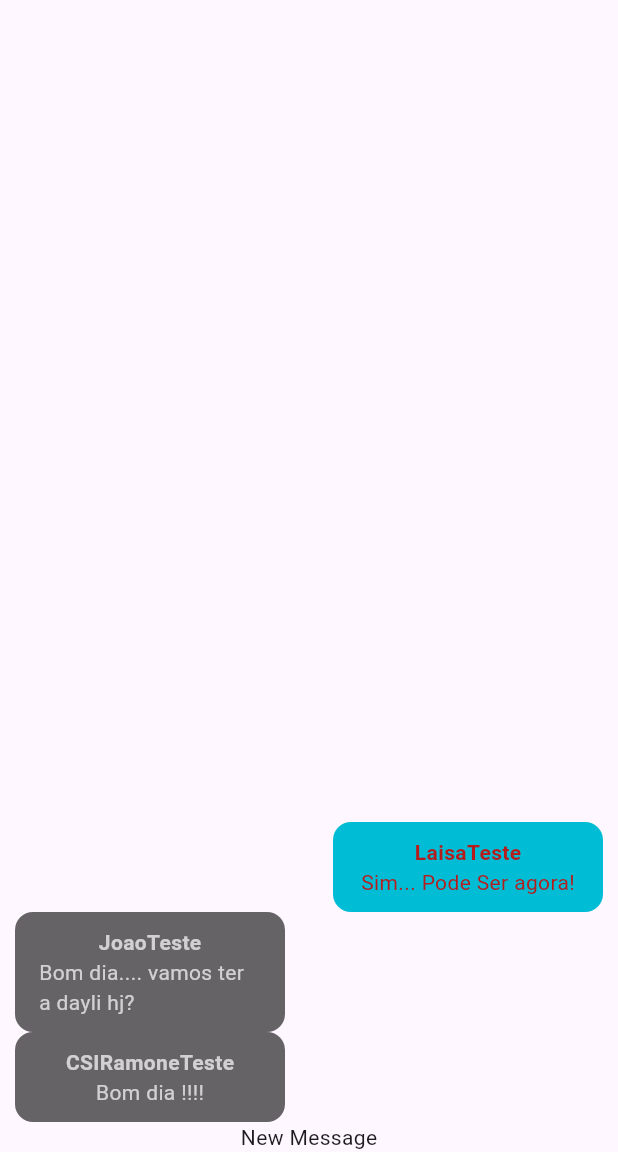
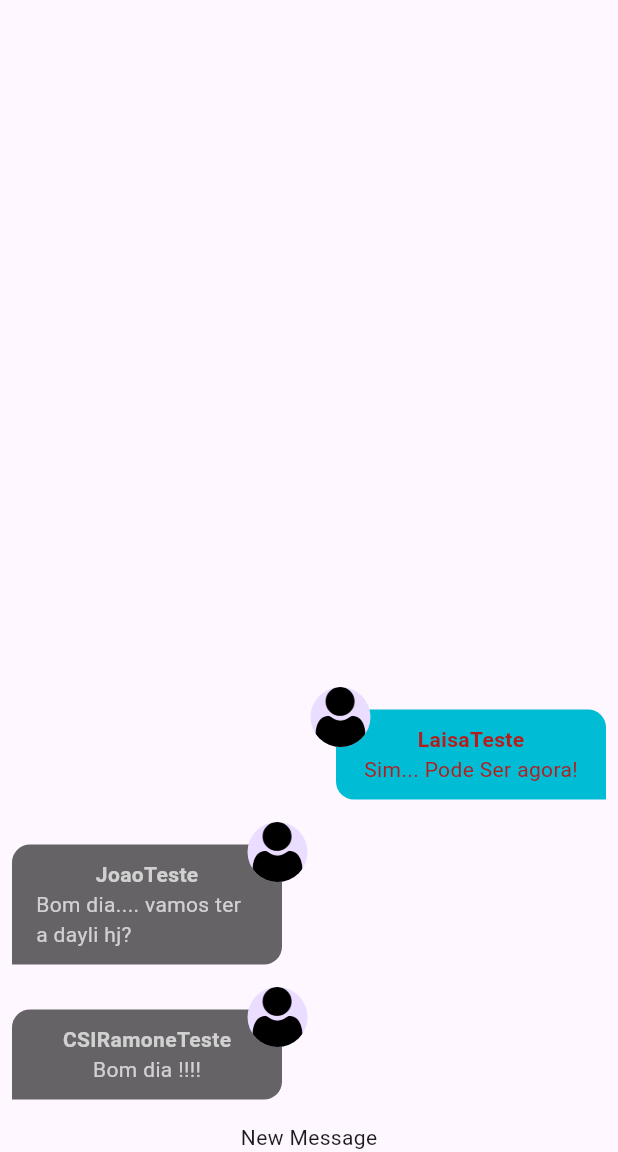
Before and after one commit to CSIRamone/chat, a Flutter app: the screen it shows after launch, on a phone screen of 412 x 824 dp, the part 84-1236 px from its top. Run offline on Flutter 3.47's test engine with Material 3 defaults, Android fonts, the phone set to English and light mode, and no system bars; our stand-ins replace image_picker; accounts and stored records are empty.

Commit message:
Componente Message Bubble#2

```diff
--- a/chat/lib/components/message_bubble.dart
+++ b/chat/lib/components/message_bubble.dart
@@ -1,7 +1,10 @@
+import 'dart:io';
+
 import 'package:chat/core/models/chat_messages.dart';
 import 'package:flutter/material.dart';
 
 class MessageBubble extends StatelessWidget {
+  static const _defaultImage = 'assets/image/user.png';
   final ChatMessage message;
   final bool belongToCurrentUser;
   const MessageBubble({
@@ -10,49 +13,83 @@ class MessageBubble extends StatelessWidget {
     required this.belongToCurrentUser,
   });
 
+  Widget _showUserImage(String imageURL) {
+    ImageProvider? provider;
+
+    final uri = Uri.parse(imageURL);
+    if (uri.path.contains(_defaultImage)) {
+      provider = const AssetImage(_defaultImage);
+    } else if (uri.scheme.contains('http')) {
+      provider = NetworkImage(uri.toString());
+    } else {
+      provider = FileImage(File(uri.toString()));
+    }
+
+    return CircleAvatar(
+      backgroundImage: provider,
+    );
+  }
+
   @override
   Widget build(BuildContext context) {
-    return Row(
-      mainAxisAlignment:
-          belongToCurrentUser ? MainAxisAlignment.end : MainAxisAlignment.start,
+    return Stack(
       children: [
-        SizedBox(
-          width: 10,
-          height: 10,
-        ),
+        Row(
+          mainAxisAlignment: belongToCurrentUser
+              ? MainAxisAlignment.end
+              : MainAxisAlignment.start,
+          children: [
             Container(
               decoration: BoxDecoration(
-            color:
-                belongToCurrentUser ? Colors.cyan : Theme.of(context).hintColor,
-            borderRadius: const BorderRadius.all(
-              Radius.circular(12),
-            ),
-          ),
+                  color: belongToCurrentUser
+                      ? Colors.cyan
+                      : Theme.of(context).hintColor,
+                  borderRadius: BorderRadius.only(
+                    topLeft: const Radius.circular(12),
+                    topRight: const Radius.circular(12),
+                    bottomLeft: belongToCurrentUser
+                        ? const Radius.circular(12)
+                        : const Radius.circular(0),
+                    bottomRight: belongToCurrentUser
+                        ? const Radius.circular(0)
+                        : const Radius.circular(12),
+                  )),
               width: 180,
               padding: const EdgeInsets.symmetric(
                 vertical: 10,
                 horizontal: 16,
               ),
+              margin: const EdgeInsets.symmetric(
+                vertical: 15,
+                horizontal: 8,
+              ),
               child: Column(children: [
                 Text(
                   message.userName,
                   style: TextStyle(
-                color:
-                    belongToCurrentUser ? Colors.red.shade900 : Colors.white70,
+                    color: belongToCurrentUser
+                        ? Colors.red.shade900
+                        : Colors.white70,
                     fontWeight: FontWeight.bold,
                   ),
                 ),
                 Text(
                   message.text,
                   style: TextStyle(
-                color:
-                    belongToCurrentUser ? Colors.red.shade900 : Colors.white70,
+                    color: belongToCurrentUser
+                        ? Colors.red.shade900
+                        : Colors.white70,
                   ),
                 ),
               ]),
             ),
-        SizedBox(
-          width: 10,
+          ],
+        ),
+        Positioned(
+          top: 0,
+          left: belongToCurrentUser ? null : 165,
+          right: belongToCurrentUser ? 165 : null,
+          child: _showUserImage(message.userImageURL),
         )
       ],
     );
```
Lines whose indentation alone changed are shown as unchanged.
